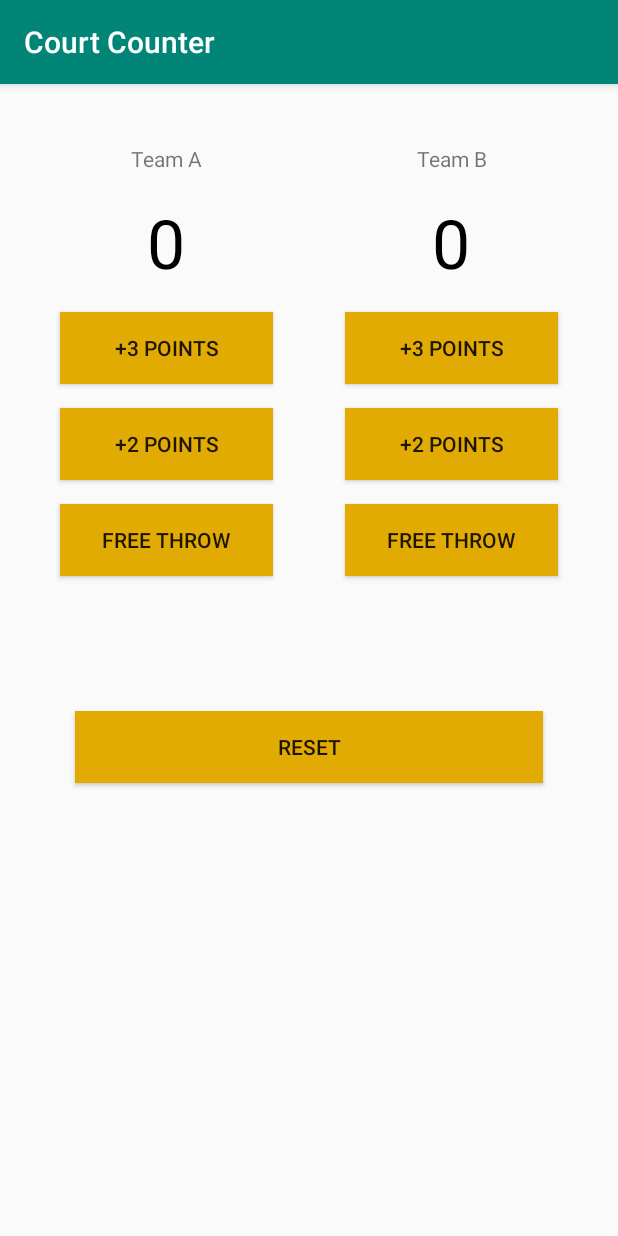
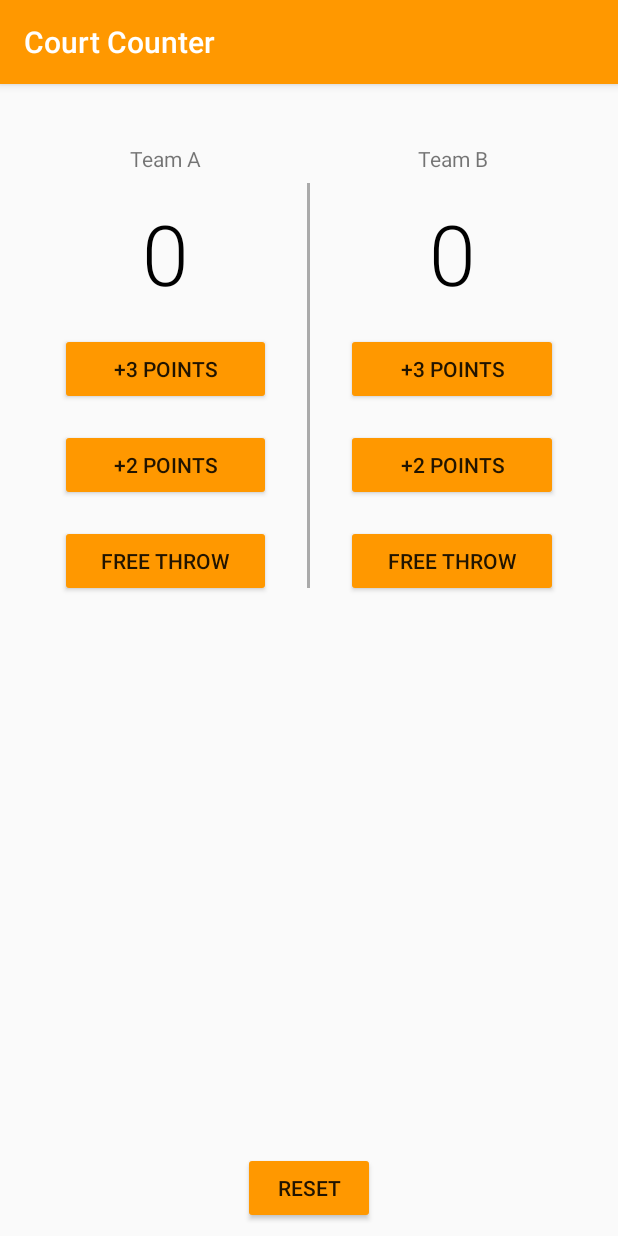
Before and after one commit to Harsh0/android_tuts, an Android app: the screen it shows after launch (MainActivity), on a phone screen of 412 x 824 dp. Run offline under Robolectric (Android 15) with nearby library versions, the light colour scheme and no system bars.

Commit message:
final styling

```diff
--- a/CourtCounter/app/src/main/res/layout/activity_main.xml
+++ b/CourtCounter/app/src/main/res/layout/activity_main.xml
@@ -1,5 +1,5 @@
 <?xml version="1.0" encoding="utf-8"?>
-<LinearLayout xmlns:android="http://schemas.android.com/apk/res/android"
+<RelativeLayout xmlns:android="http://schemas.android.com/apk/res/android"
     xmlns:app="http://schemas.android.com/apk/res-auto"
     xmlns:tools="http://schemas.android.com/tools"
     android:layout_width="match_parent"
@@ -9,119 +9,133 @@
 
     <LinearLayout
         android:layout_width="match_parent"
-        android:orientation="horizontal"
+        android:layout_height="wrap_content"
         android:layout_gravity="center"
-        android:layout_height="wrap_content"
-        android:layout_margin="16dp">
+        android:layout_margin="16dp"
+        android:orientation="horizontal">
 
         <LinearLayout
-            android:layout_weight="1"
             android:layout_width="0dp"
             android:layout_height="wrap_content"
-            android:orientation="vertical"
-            android:layout_margin="16dp">
+            android:layout_margin="16dp"
+            android:layout_weight="1"
+            android:orientation="vertical">
+
             <TextView
                 android:layout_width="match_parent"
                 android:layout_height="wrap_content"
-                android:textAlignment="center"
                 android:layout_margin="8dp"
-                android:text="Team A"/>
+                android:text="Team A"
+                android:textAlignment="center" />
+
             <TextView
                 android:id="@+id/score_team_a"
                 android:layout_width="match_parent"
                 android:layout_height="wrap_content"
-                android:textSize="45sp"
                 android:layout_margin="8dp"
+                android:text="0"
                 android:textAlignment="center"
                 android:textColor="@android:color/black"
-                android:text="0"/>
+                android:fontFamily="sans-serif-light"
+                android:textSize="56sp" />
 
             <Button
                 android:id="@+id/plus3_team_a"
-                android:text="+3 Points"
-                android:textAllCaps="true"
+                android:layout_width="match_parent"
+                android:layout_height="wrap_content"
                 android:layout_margin="8dp"
                 android:onClick="plus3Points"
-                android:background="@color/darkYellow"
-                android:layout_width="match_parent"
-                android:layout_height="wrap_content" />
+                android:text="+3 Points"
+                android:textAllCaps="true" />
+
             <Button
                 android:id="@+id/plus2_team_a"
+                android:layout_width="match_parent"
+                android:layout_height="wrap_content"
+                android:layout_margin="8dp"
+                android:onClick="plus2Points"
                 android:text="+2 Points"
-                android:onClick="plus2Points"
-                android:textAllCaps="true"
-                android:layout_margin="8dp"
-                android:background="@color/darkYellow"
-                android:layout_width="match_parent"
-                android:layout_height="wrap_content" />
+                android:textAllCaps="true" />
+
             <Button
                 android:id="@+id/freethrow_team_a"
+                android:layout_width="match_parent"
+                android:layout_height="wrap_content"
+                android:layout_margin="8dp"
+                android:onClick="freeThrow"
                 android:text="Free Throw"
-                android:onClick="freeThrow"
-                android:textAllCaps="true"
-                android:layout_margin="8dp"
-                android:background="@color/darkYellow"
-                android:layout_width="match_parent"
-                android:layout_height="wrap_content" />
+                android:textAllCaps="true" />
 
         </LinearLayout>
+
+        <View
+            android:layout_marginTop="50dp"
+            android:layout_marginBottom="30dp"
+            android:layout_width="2dp"
+            android:layout_height="match_parent"
+            android:background="@android:color/darker_gray"></View>
+
         <LinearLayout
-            android:layout_weight="1"
             android:layout_width="0dp"
             android:layout_height="wrap_content"
-            android:orientation="vertical"
-            android:layout_margin="16dp">
+            android:layout_margin="16dp"
+            android:layout_weight="1"
+            android:orientation="vertical">
+
             <TextView
                 android:layout_width="match_parent"
                 android:layout_height="wrap_content"
-                android:textAlignment="center"
                 android:layout_margin="8dp"
-                android:text="Team B"/>
+                android:text="Team B"
+                android:textAlignment="center" />
+
             <TextView
                 android:id="@+id/score_team_b"
-                android:textAlignment="center"
                 android:layout_width="match_parent"
                 android:layout_height="wrap_content"
-                android:textSize="45sp"
                 android:layout_margin="8dp"
+                android:text="0"
+                android:textAlignment="center"
                 android:textColor="@android:color/black"
-                android:text="0"/>
+                android:fontFamily="sans-serif-light"
+                android:textSize="56sp" />
+
             <Button
                 android:id="@+id/plus3_team_b"
-                android:text="+3 Points"
-                android:textAllCaps="true"
+                android:layout_width="match_parent"
+                android:layout_height="wrap_content"
                 android:layout_margin="8dp"
                 android:onClick="plus3Points"
-                android:background="@color/darkYellow"
-                android:layout_width="match_parent"
-                android:layout_height="wrap_content" />
+                android:text="+3 Points"
+                android:textAllCaps="true" />
+
             <Button
                 android:id="@+id/plus2_team_b"
+                android:layout_width="match_parent"
+                android:layout_height="wrap_content"
+                android:layout_margin="8dp"
+                android:onClick="plus2Points"
                 android:text="+2 Points"
-                android:onClick="plus2Points"
-                android:textAllCaps="true"
-                android:layout_margin="8dp"
-                android:background="@color/darkYellow"
-                android:layout_width="match_parent"
-                android:layout_height="wrap_content" />
+                android:textAllCaps="true" />
+
             <Button
                 android:id="@+id/freethrow_team_b"
+                android:layout_width="match_parent"
+                android:layout_height="wrap_content"
+                android:layout_margin="8dp"
+                android:onClick="freeThrow"
                 android:text="Free Throw"
-                android:onClick="freeThrow"
-                android:textAllCaps="true"
-                android:layout_margin="8dp"
-                android:background="@color/darkYellow"
-                android:layout_width="match_parent"
-                android:layout_height="wrap_content" />
+                android:textAllCaps="true" />
 
         </LinearLayout>
     </LinearLayout>
+
     <Button
-        android:text="RESET"
-        android:layout_gravity="center"
-        android:layout_margin="50dp"
-        android:background="@color/darkYellow"
-        android:layout_width="match_parent"
+        android:layout_width="wrap_content"
         android:layout_height="wrap_content"
-        android:onClick="resetScore"/>
-</LinearLayout>
+        android:layout_margin="8dp"
+        android:layout_alignParentBottom="true"
+        android:layout_centerHorizontal="true"
+        android:onClick="resetScore"
+        android:text="RESET" />
+</RelativeLayout>
--- a/CourtCounter/app/src/main/res/values/colors.xml
+++ b/CourtCounter/app/src/main/res/values/colors.xml
@@ -3,5 +3,5 @@
     <color name="colorPrimary">#008577</color>
     <color name="colorPrimaryDark">#00574B</color>
     <color name="colorAccent">#D81B60</color>
-    <color name="darkYellow">#e2ab04</color>
+    <color name="darkYellow">#ff9800</color>
 </resources>
--- a/CourtCounter/app/src/main/res/values/styles.xml
+++ b/CourtCounter/app/src/main/res/values/styles.xml
@@ -3,7 +3,8 @@
     <!-- Base application theme. -->
     <style name="AppTheme" parent="Theme.AppCompat.Light.DarkActionBar">
         <!-- Customize your theme here. -->
-        <item name="colorPrimary">@color/colorPrimary</item>
+        <item name="colorPrimary">@color/darkYellow</item>
+        <item name="colorButtonNormal">@color/darkYellow</item>
         <item name="colorPrimaryDark">@color/colorPrimaryDark</item>
         <item name="colorAccent">@color/colorAccent</item>
     </style>
```
